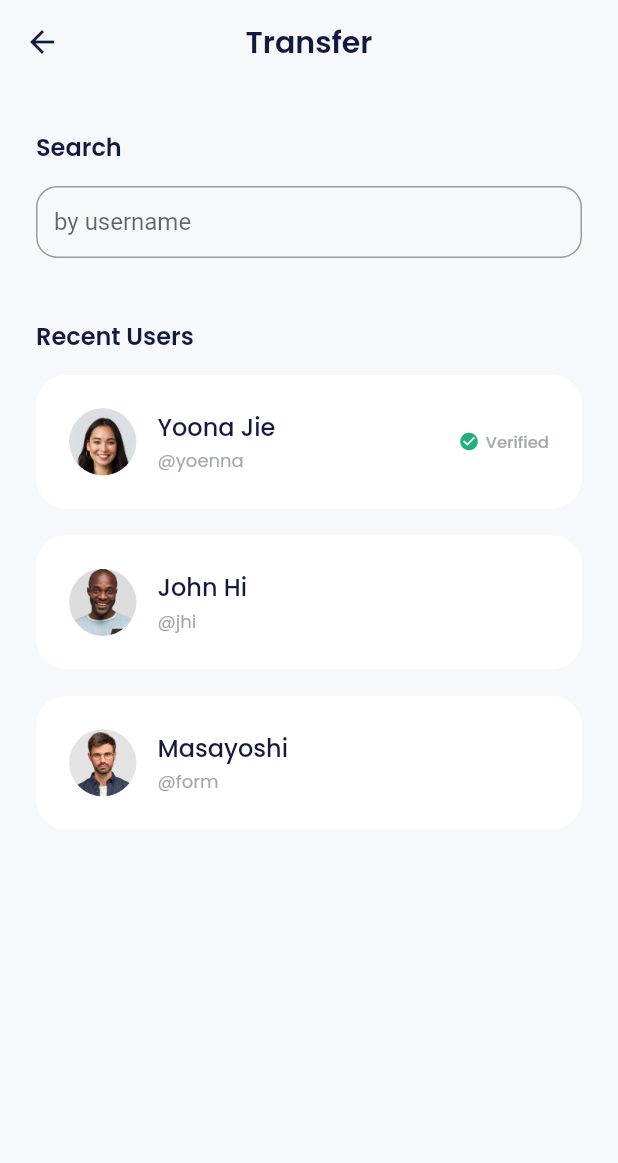
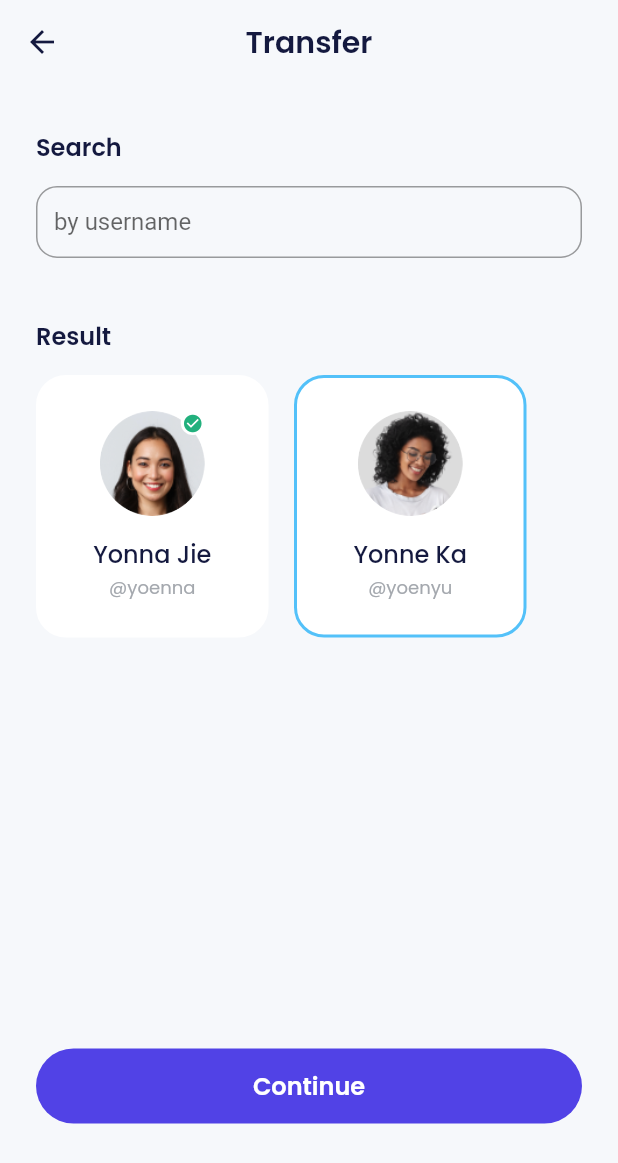
Before and after one commit to setiyonore/bank_sha, a Flutter app: the TransferPage screen opened by its route, on a phone screen of 412 x 824 dp. Shown: the top 1163 px of the screen. Run offline on Flutter 3.47's test engine with Material 2 defaults, Android fonts, the phone set to English and light mode, and no system bars; our stand-ins replace carousel_slider, google_fonts; missing offline and left inert: dart:ffi.

Commit message:
add result item dart

```diff
--- a/lib/ui/pages/transfer_page.dart
+++ b/lib/ui/pages/transfer_page.dart
@@ -1,6 +1,8 @@
 import 'package:bank_sha/shared/theme.dart';
+import 'package:bank_sha/ui/widgets/buttons.dart';
 import 'package:bank_sha/ui/widgets/forms.dart';
 import 'package:bank_sha/ui/widgets/transfer_recent_user_item.dart';
+import 'package:bank_sha/ui/widgets/transfer_result_user_item.dart';
 import 'package:flutter/material.dart';
 
 class TransferPage extends StatelessWidget {
@@ -34,7 +36,18 @@ class TransferPage extends StatelessWidget {
             title: 'by username',
             isShowTitle: false,
           ),
-          buildRecentUsers(),
+          // buildRecentUsers(),
+          buildResult(),
+          const SizedBox(
+            height: 274,
+          ),
+          CustomFilledButton(
+            title: 'Continue',
+            onPressed: () {},
+          ),
+          const SizedBox(
+            height: 50,
+          ),
         ],
       ),
     );
@@ -80,4 +93,46 @@ class TransferPage extends StatelessWidget {
       ),
     );
   }
+
+  Widget buildResult() {
+    return Container(
+      margin: const EdgeInsets.only(
+        top: 40,
+      ),
+      child: Column(
+        crossAxisAlignment: CrossAxisAlignment.start,
+        children: [
+          Text(
+            'Result',
+            style: blackTextStyle.copyWith(
+              fontSize: 16,
+              fontWeight: semiBold,
+            ),
+          ),
+          const SizedBox(
+            height: 14,
+          ),
+          Wrap(
+            spacing: 17,
+            runSpacing: 17,
+            children: const [
+              TransferResultUserItem(
+                imageUrl: 'assets/img_friend1.png',
+                name: 'Yonna Jie',
+                username: 'yoenna',
+                isVerified: true,
+              ),
+              TransferResultUserItem(
+                imageUrl: 'assets/img_friend2.png',
+                name: 'Yonne Ka',
+                username: 'yoenyu',
+                isVerified: false,
+                isSelected: true,
+              ),
+            ],
+          ),
+        ],
+      ),
+    );
+  }
 }
--- /dev/null
+++ b/lib/ui/widgets/transfer_result_user_item.dart
@@ -0,0 +1,94 @@
+import 'package:bank_sha/shared/theme.dart';
+import 'package:flutter/material.dart';
+
+class TransferResultUserItem extends StatelessWidget {
+  final String imageUrl;
+  final String name;
+  final String username;
+  final bool isVerified;
+  final bool isSelected;
+
+  const TransferResultUserItem({
+    Key? key,
+    required this.imageUrl,
+    required this.name,
+    required this.username,
+    required this.isVerified,
+    this.isSelected = false,
+  }) : super(key: key);
+
+  @override
+  Widget build(BuildContext context) {
+    return Container(
+      width: 155,
+      height: 175,
+      padding: const EdgeInsets.symmetric(
+        horizontal: 14,
+        vertical: 22,
+      ),
+      decoration: BoxDecoration(
+        color: whiteColor,
+        borderRadius: BorderRadius.circular(20),
+        border: Border.all(
+          color: isSelected ? blueColor : whiteColor,
+          width: 2,
+        ),
+      ),
+      child: Column(
+        children: [
+          Container(
+            width: 70,
+            height: 70,
+            decoration: BoxDecoration(
+              shape: BoxShape.circle,
+              image: DecorationImage(
+                image: AssetImage(
+                  imageUrl,
+                ),
+              ),
+            ),
+            child: isVerified
+                ? Align(
+                    alignment: Alignment.topRight,
+                    child: Container(
+                      width: 16,
+                      height: 16,
+                      decoration: BoxDecoration(
+                        shape: BoxShape.circle,
+                        color: whiteColor,
+                      ),
+                      child: Center(
+                        child: Icon(
+                          Icons.check_circle,
+                          color: greenColor,
+                          size: 14,
+                        ),
+                      ),
+                    ),
+                  )
+                : null,
+          ),
+          const SizedBox(
+            height: 13,
+          ),
+          Text(
+            name,
+            style: blackTextStyle.copyWith(
+              fontSize: 16,
+              fontWeight: medium,
+            ),
+          ),
+          const SizedBox(
+            height: 2,
+          ),
+          Text(
+            '@$username',
+            style: greyTextStyle.copyWith(
+              fontSize: 12,
+            ),
+          ),
+        ],
+      ),
+    );
+  }
+}
```
